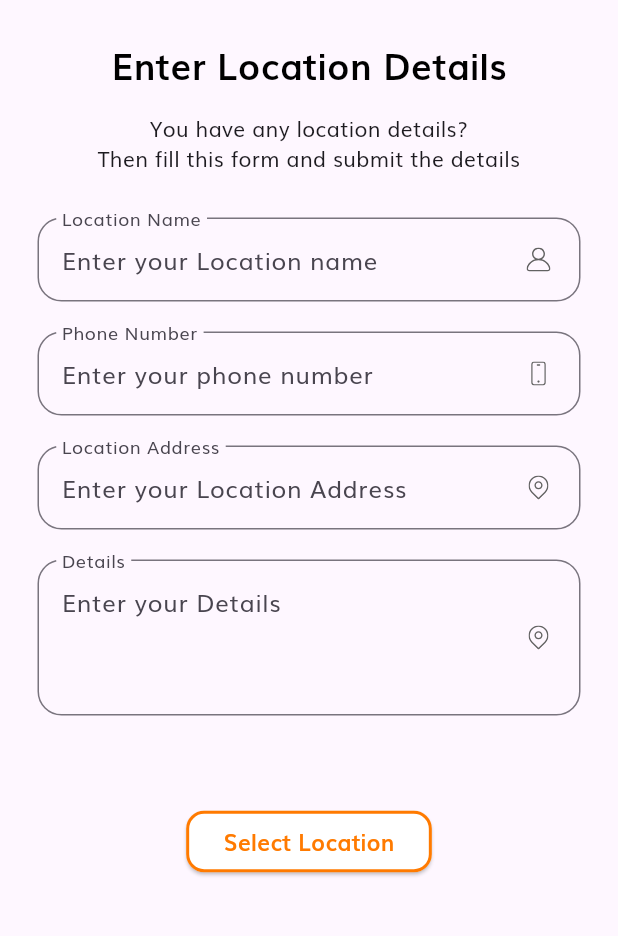
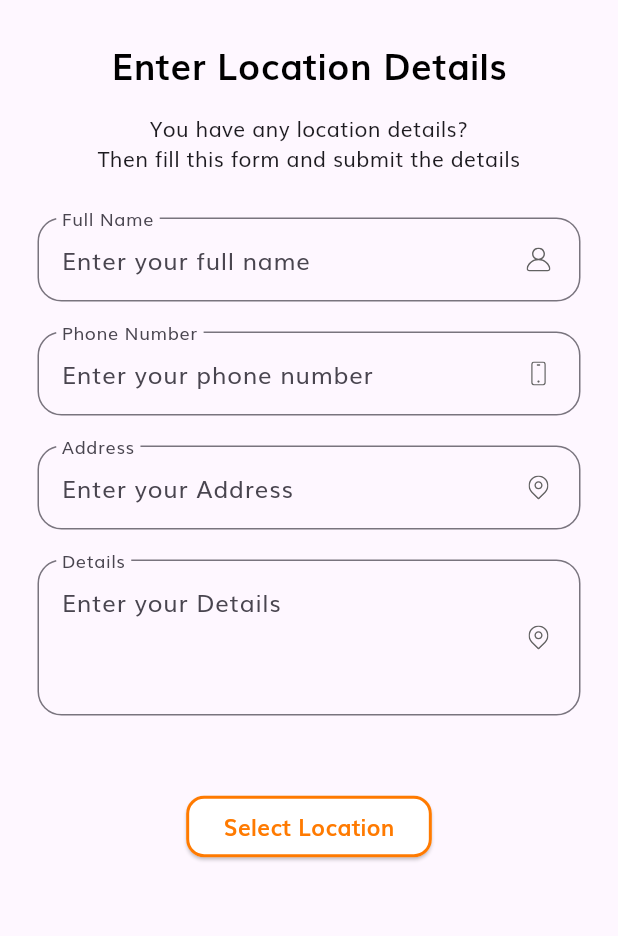
Before and after one commit to Krish-Panchani/hungry, a Flutter app: the AddLocationDetails screen opened directly, on a phone screen of 412 x 824 dp, the part 84-1020 px from its top. Run offline on Flutter 3.47's test engine with Material 3 defaults, Android fonts, the phone set to English and light mode, and no system bars; our stand-ins replace cloud_firestore, firebase_auth, firebase_core, firebase_database, firebase_messaging, flutter_svg and 6 more; missing offline and left inert: google_maps_flutter_platform_interface; accounts and stored records are empty.

Commit message:
Update field labels and hints in LocationDetailsForm

```diff
--- a/lib/screens/Add Location/componets/LocationDetailsForm.dart
+++ b/lib/screens/Add Location/componets/LocationDetailsForm.dart
@@ -65,8 +65,8 @@ class _AddLocationDetailsFormState extends State<AddLocationDetailsForm> {
         children: [
           CustomTextField(
             controller: FnameController,
-            labelText: "Location Name",
-            hintText: "Enter your Location name",
+            labelText: "Full Name",
+            hintText: "Enter your full name",
             suffixIcon:
                 const CustomSurffixIcon(svgIcon: "assets/icons/User.svg"),
             onSaved: (newValue) => firstName = newValue,
@@ -112,8 +112,8 @@ class _AddLocationDetailsFormState extends State<AddLocationDetailsForm> {
           const SizedBox(height: 20),
           CustomTextField(
             controller: addressController,
-            labelText: "Location Address",
-            hintText: "Enter your Location Address",
+            labelText: "Address",
+            hintText: "Enter your Address",
             suffixIcon: const CustomSurffixIcon(
                 svgIcon: "assets/icons/Location point.svg"),
             errorText:
@@ -156,7 +156,6 @@ class _AddLocationDetailsFormState extends State<AddLocationDetailsForm> {
               return null;
             },
           ),
-          const SizedBox(height: 10),
           FormError(errors: errors),
           const SizedBox(height: 50),
           CustomElevatedButton(
```
Also changed, not shown: lib/screens/Add Location/LocationConfirmation.dart (+11 -16 lines), lib/screens/addFood/confirmationScreen.dart (+4 -10 lines).
